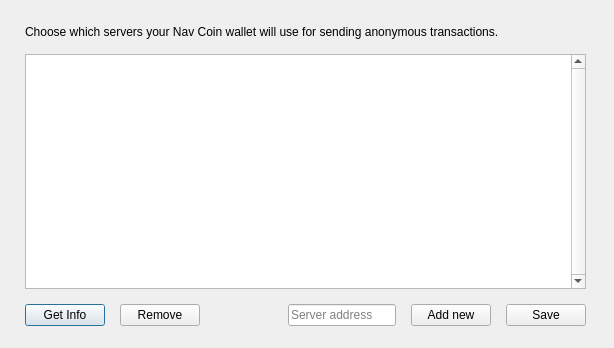
Above: src/qt/navtechsetup.ui from navcoin/navcoin-core before the change. Below: the same form after it.
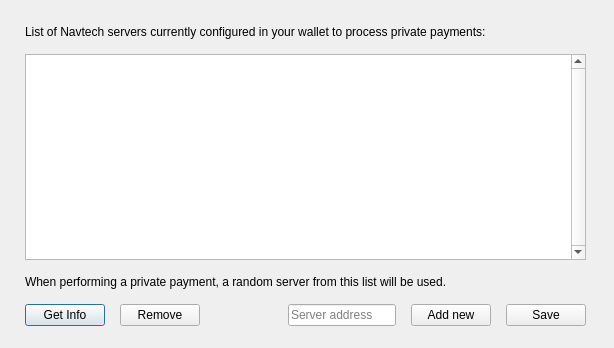
That is the form after the change.

Commit message: gui: changed color destination label

```diff
--- a/src/qt/navtechsetup.ui
+++ b/src/qt/navtechsetup.ui
@@ -59,7 +59,7 @@
        </size>
       </property>
       <property name="text">
-       <string>Choose which servers your Nav Coin wallet will use for sending anonymous transactions.</string>
+       <string>List of Navtech servers currently configured in your wallet to process private payments:</string>
       </property>
       <property name="wordWrap">
        <bool>true</bool>
@@ -79,6 +79,13 @@
       </property>
      </widget>
     </item>
+    <item>
+     <widget class="QLabel" name="label">
+      <property name="text">
+       <string>When performing a private payment, a random server from this list will be used.</string>
+      </property>
+     </widget>
+    </item>
     <item>
      <layout class="QHBoxLayout" name="horizontalLayout">
       <item>
```
The commit also changes 4 other files.
